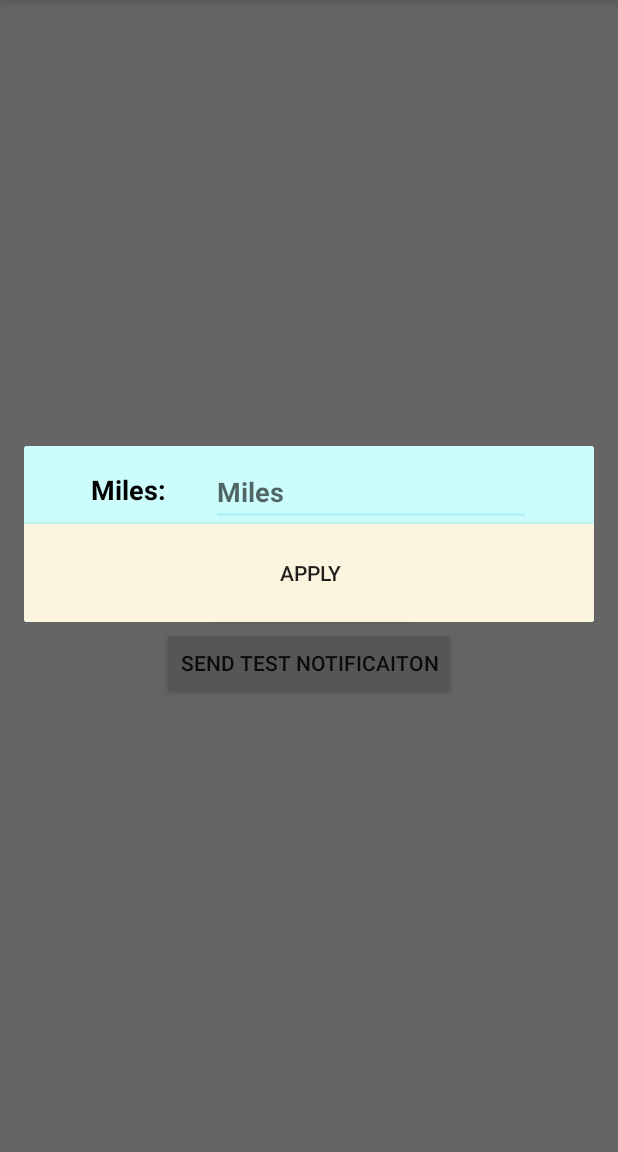
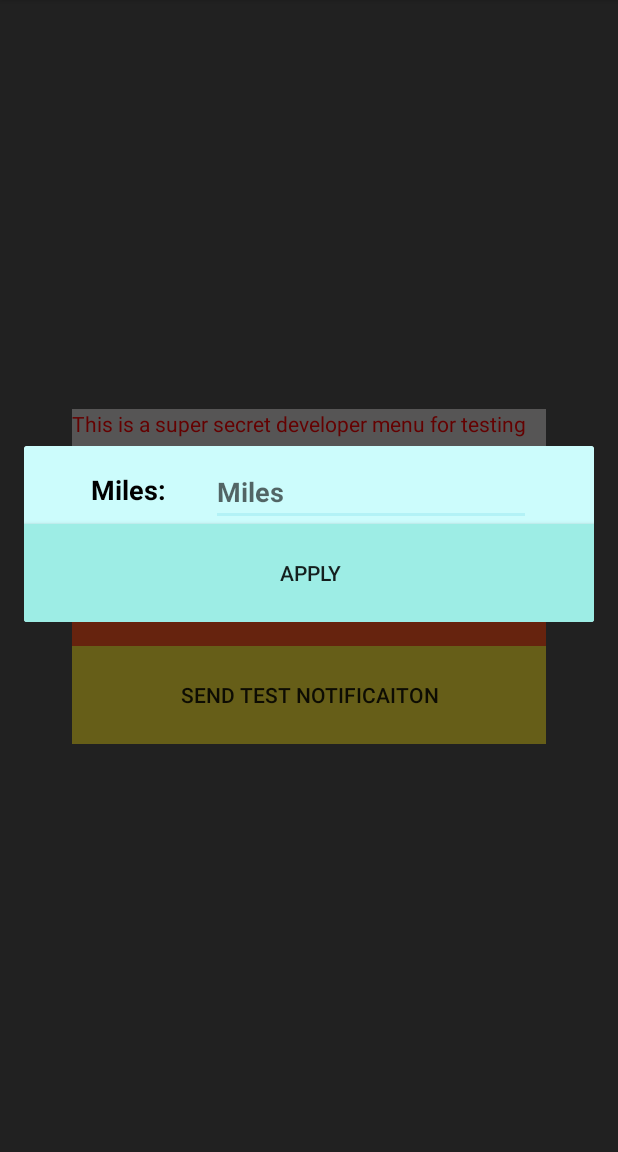
Before and after one commit to jlmcm/MaintenanceTracker, an Android app: the DebugActivity screen opened directly, with no data from a screen before it, after a tap on "CHANGE MILEAGE", on a phone screen of 412 x 824 dp, the part 84-1236 px from its top. Run offline under Robolectric (Android 15) with nearby library versions, the phone set to English and light mode, and no system bars; libraries missing offline, so code that uses them is left out: com.openxc, com.openxc.measurements; 2 statements that could not run were skipped.

Commit message:
Gui update

```diff
--- a/app/src/main/res/layout/activity_debug.xml
+++ b/app/src/main/res/layout/activity_debug.xml
@@ -4,6 +4,7 @@
     xmlns:tools="http://schemas.android.com/tools"
     android:layout_width="match_parent"
     android:layout_height="match_parent"
+    android:background="#545454"
     tools:context=".DebugActivity">
 
     <androidx.constraintlayout.widget.ConstraintLayout
@@ -16,17 +17,20 @@
 
         <TextView
             android:id="@+id/tvDescription"
-            android:layout_width="wrap_content"
-            android:layout_height="wrap_content"
+            android:layout_width="316dp"
+            android:layout_height="27dp"
+            android:background="#D7D5D5"
             android:text="This is a super secret developer menu for testing"
+            android:textColor="#FA0202"
             app:layout_constraintEnd_toEndOf="parent"
             app:layout_constraintStart_toStartOf="parent"
             app:layout_constraintTop_toTopOf="parent" />
 
         <Button
             android:id="@+id/btChangeMileage"
-            android:layout_width="wrap_content"
-            android:layout_height="wrap_content"
+            android:layout_width="316dp"
+            android:layout_height="65dp"
+            android:background="#FF9800"
             android:text="Change Mileage"
             app:layout_constraintEnd_toEndOf="parent"
             app:layout_constraintStart_toStartOf="parent"
@@ -34,8 +38,9 @@
 
         <Button
             android:id="@+id/btResetTasks"
-            android:layout_width="wrap_content"
-            android:layout_height="wrap_content"
+            android:layout_width="316dp"
+            android:layout_height="65dp"
+            android:background="#FF5722"
             android:text="Reset All Tasks"
             app:layout_constraintEnd_toEndOf="parent"
             app:layout_constraintStart_toStartOf="parent"
@@ -43,8 +48,9 @@
 
         <Button
             android:id="@+id/btNotification"
-            android:layout_width="wrap_content"
-            android:layout_height="wrap_content"
+            android:layout_width="316dp"
+            android:layout_height="65dp"
+            android:background="#FFEB3B"
             android:text="Send Test Notificaiton"
             app:layout_constraintEnd_toEndOf="parent"
             app:layout_constraintStart_toStartOf="parent"
--- a/app/src/main/res/layout/delete_log_dialog.xml
+++ b/app/src/main/res/layout/delete_log_dialog.xml
@@ -7,10 +7,12 @@
 
     <Button
         android:id="@+id/btDelete"
-        android:layout_width="wrap_content"
-        android:layout_height="wrap_content"
+        android:layout_width="416dp"
+        android:layout_height="66dp"
+        android:background="#F8CCDA"
         android:text="Remove Item"
         app:layout_constraintEnd_toEndOf="parent"
+        app:layout_constraintHorizontal_bias="0.6"
         app:layout_constraintStart_toStartOf="parent"
-        tools:layout_editor_absoluteY="16dp" />
+        tools:layout_editor_absoluteY="-1dp" />
 </androidx.constraintlayout.widget.ConstraintLayout>
--- a/app/src/main/res/layout/dismiss_alert_dialog.xml
+++ b/app/src/main/res/layout/dismiss_alert_dialog.xml
@@ -21,7 +21,7 @@
         android:id="@+id/btSkipped"
         android:layout_width="416dp"
         android:layout_height="61dp"
-        android:background="#AEDEDE"
+        android:background="#F8CCDA"
         android:text="Skipped"
         android:textStyle="bold"
         app:layout_constraintEnd_toEndOf="parent"
--- a/app/src/main/res/layout/edit_mile_dialog.xml
+++ b/app/src/main/res/layout/edit_mile_dialog.xml
@@ -45,7 +45,7 @@
         android:layout_width="409dp"
         android:layout_height="65dp"
         android:layout_marginTop="52dp"
-        android:background="#FBF5E0"
+        android:background="#9DEDE5"
         android:text="Apply"
         app:layout_constraintBottom_toBottomOf="parent"
         app:layout_constraintEnd_toEndOf="parent"
```
